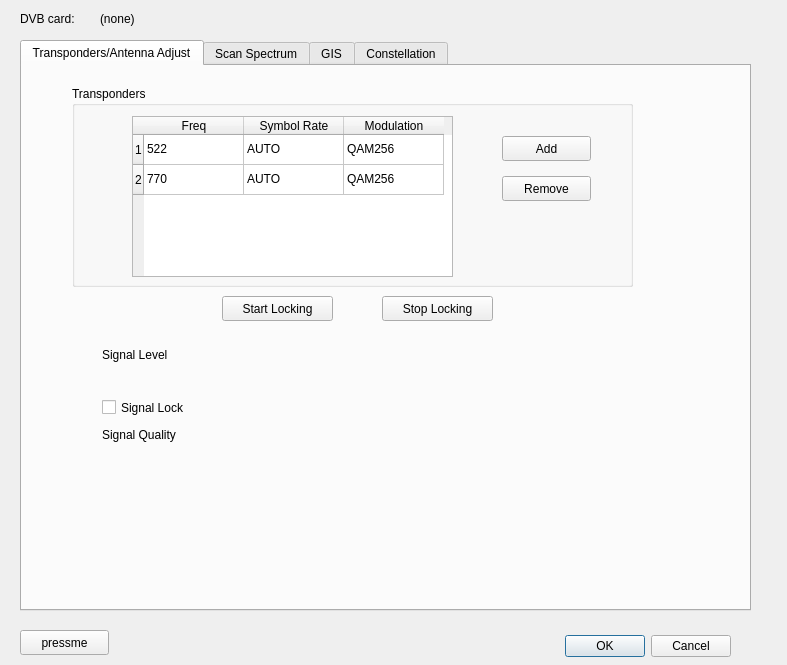
Above: src/dvbtest/testdialog.ui from SergeyStaroletov/TestingDVBT2 before the change. Below: the same form after it.
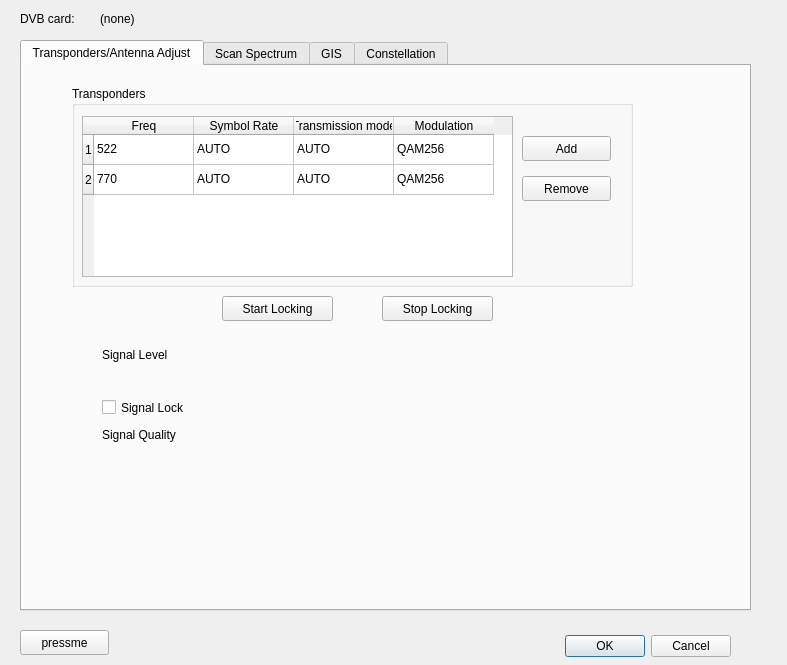
That is the form after the change. Custom widgets are drawn as their Qt base class.

Commit message: obtain params from transponders table

```diff
--- a/src/dvbtest/testdialog.ui
+++ b/src/dvbtest/testdialog.ui
@@ -73,9 +73,9 @@
      <widget class="QTableWidget" name="tableTranspondersList">
       <property name="geometry">
        <rect>
-        <x>60</x>
+        <x>10</x>
         <y>30</y>
-        <width>321</width>
+        <width>431</width>
         <height>161</height>
        </rect>
       </property>
@@ -99,6 +99,11 @@
         <string>Symbol Rate</string>
        </property>
       </column>
+      <column>
+       <property name="text">
+        <string>Transmission mode</string>
+       </property>
+      </column>
       <column>
        <property name="text">
         <string>Modulation</string>
@@ -116,6 +121,11 @@
       </item>
       <item row="0" column="2">
        <property name="text">
+        <string>AUTO</string>
+       </property>
+      </item>
+      <item row="0" column="3">
+       <property name="text">
         <string>QAM256</string>
        </property>
       </item>
@@ -131,6 +141,11 @@
       </item>
       <item row="1" column="2">
        <property name="text">
+        <string>AUTO</string>
+       </property>
+      </item>
+      <item row="1" column="3">
+       <property name="text">
         <string>QAM256</string>
        </property>
       </item>
@@ -138,7 +153,7 @@
      <widget class="QPushButton" name="buttonAddTransponder">
       <property name="geometry">
        <rect>
-        <x>430</x>
+        <x>450</x>
         <y>50</y>
         <width>89</width>
         <height>25</height>
@@ -151,7 +166,7 @@
      <widget class="QPushButton" name="buttonRemoveTransponder">
       <property name="geometry">
        <rect>
-        <x>430</x>
+        <x>450</x>
         <y>90</y>
         <width>89</width>
         <height>25</height>
```
Left out of the diff: 3 changed lines with no effect on the pictures. The commit also changes 2 other files.
